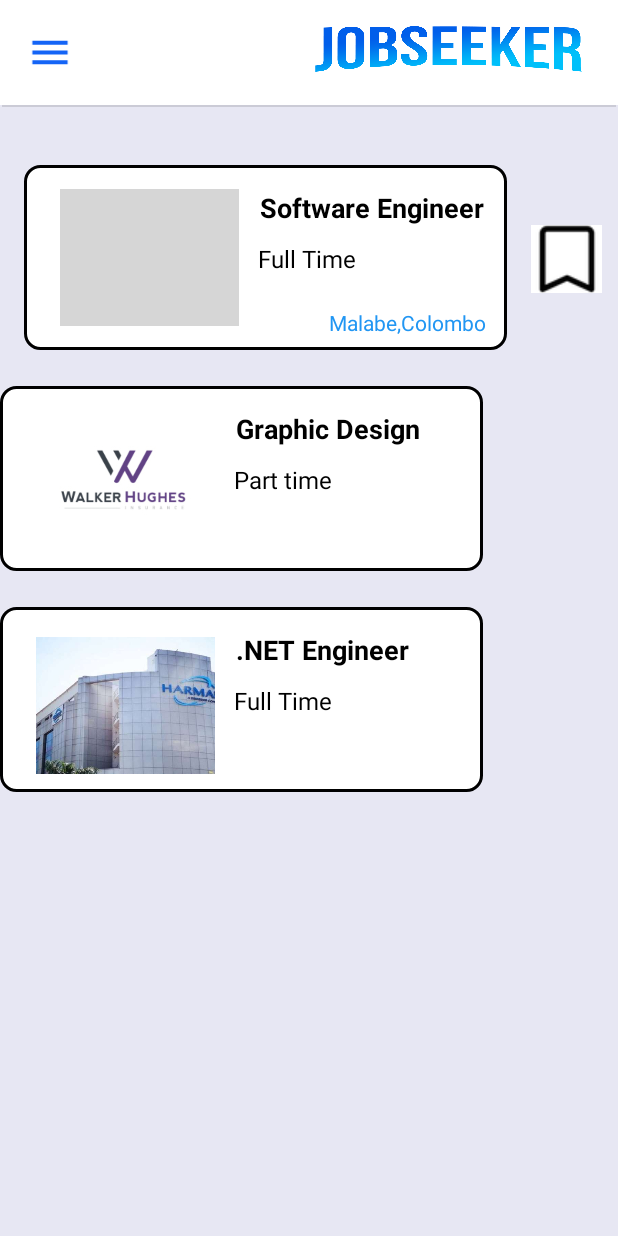
After one commit to akilakavinda99/JobSeeker, an Android app: the Homepage screen opened directly, with no data from a screen before it, on a phone screen of 412 x 824 dp. The commit adds this screen. Run offline under Robolectric (Android 15) with nearby library versions, the phone set to English and light mode, and no system bars; grey boxes are pictures that could not be loaded.

Commit message:
initial commit

```diff
--- a/app/src/main/AndroidManifest.xml
+++ b/app/src/main/AndroidManifest.xml
@@ -10,6 +10,9 @@
         android:supportsRtl="true"
         android:theme="@style/Theme.MySaved">
         <activity
+            android:name=".Homepage"
+            android:exported="true" />
+        <activity
             android:name=".SaveJobs"
             android:exported="true">
             <intent-filter>
--- /dev/null
+++ b/app/src/main/java/com/example/mysaved/Homepage.java
@@ -0,0 +1,14 @@
+package com.example.mysaved;
+
+import androidx.appcompat.app.AppCompatActivity;
+
+import android.os.Bundle;
+
+public class Homepage extends AppCompatActivity {
+
+    @Override
+    protected void onCreate(Bundle savedInstanceState) {
+        super.onCreate(savedInstanceState);
+        setContentView(R.layout.activity_homepage);
+    }
+}
--- a/app/src/main/res/drawable/ic_baseline_menu_24.xml
+++ b/app/src/main/res/drawable/ic_baseline_menu_24.xml
@@ -1,10 +1,5 @@
-<vector xmlns:android="http://schemas.android.com/apk/res/android"
-    android:width="24dp"
-    android:height="24dp"
-    android:viewportWidth="24"
-    android:viewportHeight="24"
-    android:tint="?attr/colorControlNormal">
-  <path
-      android:fillColor="@android:color/white"
-      android:pathData="M3,18h18v-2L3,16v2zM3,13h18v-2L3,11v2zM3,6v2h18L21,6L3,6z"/>
+<vector android:height="24dp" android:tint="#1464F6"
+    android:viewportHeight="24" android:viewportWidth="24"
+    android:width="24dp" xmlns:android="http://schemas.android.com/apk/res/android">
+    <path android:fillColor="@android:color/white" android:pathData="M3,18h18v-2L3,16v2zM3,13h18v-2L3,11v2zM3,6v2h18L21,6L3,6z"/>
 </vector>
--- /dev/null
+++ b/app/src/main/res/layout/activity_homepage.xml
@@ -0,0 +1,202 @@
+<?xml version="1.0" encoding="utf-8"?>
+<androidx.constraintlayout.widget.ConstraintLayout xmlns:android="http://schemas.android.com/apk/res/android"
+    xmlns:app="http://schemas.android.com/apk/res-auto"
+    xmlns:tools="http://schemas.android.com/tools"
+    android:layout_width="match_parent"
+    android:layout_height="match_parent"
+    android:background="#E7E7F3"
+    tools:context=".Homepage">
+
+    <include
+        android:id="@+id/include"
+        layout="@layout/toolbar1"
+        android:layout_width="414dp"
+        android:layout_height="70dp"
+        android:layout_marginEnd="2dp"
+        app:layout_constraintEnd_toEndOf="parent"
+        app:layout_constraintHorizontal_bias="0.5"
+        app:layout_constraintStart_toStartOf="parent"
+        app:layout_constraintTop_toTopOf="parent" />
+
+    <View
+        android:id="@+id/divider2"
+        android:layout_width="409dp"
+        android:layout_height="1dp"
+        android:layout_marginStart="1dp"
+        android:layout_marginEnd="1dp"
+        android:background="?android:attr/listDivider"
+        app:layout_constraintEnd_toEndOf="parent"
+        app:layout_constraintStart_toStartOf="parent"
+        app:layout_constraintTop_toBottomOf="@+id/include" />
+
+    <View
+        android:id="@+id/view"
+        android:layout_width="322dp"
+        android:layout_height="123dp"
+        android:layout_marginStart="16dp"
+        android:layout_marginTop="40dp"
+        android:background="@drawable/border1"
+        app:layout_constraintStart_toStartOf="parent"
+        app:layout_constraintTop_toBottomOf="@+id/include" />
+
+    <ImageView
+        android:id="@+id/imageView"
+        android:layout_width="119dp"
+        android:layout_height="91dp"
+        android:layout_marginStart="24dp"
+        android:layout_marginTop="8dp"
+        android:layout_marginBottom="8dp"
+        android:scaleType="centerCrop"
+        app:layout_constraintBottom_toBottomOf="@+id/view"
+        app:layout_constraintStart_toStartOf="@+id/view"
+        app:layout_constraintTop_toTopOf="@+id/view"
+        app:srcCompat="@drawable/company1" />
+
+    <ImageButton
+        android:id="@+id/imageButton"
+        android:layout_width="47dp"
+        android:layout_height="45dp"
+        android:layout_marginStart="16dp"
+        android:layout_marginTop="80dp"
+        android:layout_marginEnd="32dp"
+        android:background="#FFFFFF"
+        app:layout_constraintEnd_toEndOf="parent"
+        app:layout_constraintHorizontal_bias="0.0"
+        app:layout_constraintStart_toEndOf="@+id/view"
+        app:layout_constraintTop_toBottomOf="@+id/include"
+        app:srcCompat="@drawable/bookmark" />
+
+    <TextView
+        android:id="@+id/tv_job2"
+        android:layout_width="151dp"
+        android:layout_height="35dp"
+        android:layout_marginTop="16dp"
+        android:fontFamily="sans-serif"
+        android:text="@string/tv_job2"
+        android:textColor="#000000"
+        android:textSize="18sp"
+        android:textStyle="bold"
+        app:layout_constraintEnd_toEndOf="@+id/view"
+        app:layout_constraintStart_toEndOf="@+id/imageView"
+        app:layout_constraintTop_toTopOf="@+id/view" />
+
+    <TextView
+        android:id="@+id/tv_time2"
+        android:layout_width="84dp"
+        android:layout_height="32dp"
+        android:text="@string/tv_time2"
+        android:textColor="#000000"
+        android:textSize="16sp"
+        app:layout_constraintEnd_toEndOf="@+id/view"
+        app:layout_constraintHorizontal_bias="0.135"
+        app:layout_constraintStart_toEndOf="@+id/imageView"
+        app:layout_constraintTop_toBottomOf="@+id/tv_job2" />
+
+    <TextView
+        android:id="@+id/tv_location2"
+        android:layout_width="wrap_content"
+        android:layout_height="wrap_content"
+        android:layout_marginTop="12dp"
+        android:text="@string/tv_location2"
+        android:textColor="#2196F3"
+        app:layout_constraintEnd_toEndOf="@+id/view"
+        app:layout_constraintHorizontal_bias="0.808"
+        app:layout_constraintStart_toEndOf="@+id/imageView"
+        app:layout_constraintTop_toBottomOf="@+id/tv_time2" />
+
+    <View
+        android:id="@+id/view2"
+        android:layout_width="322dp"
+        android:layout_height="123dp"
+        android:layout_marginTop="24dp"
+        android:background="@drawable/border1"
+        app:layout_constraintTop_toBottomOf="@+id/view"
+        tools:layout_editor_absoluteX="16dp" />
+
+    <View
+        android:id="@+id/view3"
+        android:layout_width="322dp"
+        android:layout_height="123dp"
+        android:layout_marginTop="24dp"
+        android:background="@drawable/border1"
+        app:layout_constraintTop_toBottomOf="@+id/view2"
+        tools:layout_editor_absoluteX="16dp" />
+
+    <ImageView
+        android:id="@+id/imageView3"
+        android:layout_width="119dp"
+        android:layout_height="91dp"
+        android:layout_marginStart="24dp"
+        android:layout_marginTop="8dp"
+        android:layout_marginBottom="8dp"
+        android:scaleType="centerCrop"
+        app:layout_constraintBottom_toBottomOf="@+id/view2"
+        app:layout_constraintStart_toStartOf="@+id/view2"
+        app:layout_constraintTop_toTopOf="@+id/view2"
+        app:srcCompat="@drawable/company2"/>
+
+    <ImageView
+        android:id="@+id/imageView4"
+        android:layout_width="119dp"
+        android:layout_height="91dp"
+        android:layout_marginStart="24dp"
+        android:layout_marginTop="8dp"
+        android:scaleType="centerCrop"
+        app:layout_constraintBottom_toBottomOf="@+id/view3"
+        app:layout_constraintStart_toStartOf="@+id/view3"
+        app:layout_constraintTop_toTopOf="@+id/view3"
+        app:srcCompat="@drawable/company3"/>
+
+    <TextView
+        android:id="@+id/tv_job3"
+        android:layout_width="151dp"
+        android:layout_height="35dp"
+        android:layout_marginTop="16dp"
+        android:fontFamily="sans-serif"
+        android:text="@string/tv_job3"
+        android:textColor="#000000"
+        android:textSize="18sp"
+        android:textStyle="bold"
+        app:layout_constraintEnd_toEndOf="@+id/view2"
+        app:layout_constraintStart_toEndOf="@+id/imageView3"
+        app:layout_constraintTop_toTopOf="@+id/view2"/>
+
+    <TextView
+        android:id="@+id/tv_job4"
+        android:layout_width="151dp"
+        android:layout_height="35dp"
+        android:layout_marginTop="16dp"
+        android:fontFamily="sans-serif"
+        android:text="@string/tv_job4"
+        android:textColor="#000000"
+        android:textSize="18sp"
+        android:textStyle="bold"
+        app:layout_constraintEnd_toEndOf="@+id/view3"
+        app:layout_constraintStart_toEndOf="@+id/imageView4"
+        app:layout_constraintTop_toTopOf="@+id/view3"/>
+
+    <TextView
+        android:id="@+id/tv_time3"
+        android:layout_width="84dp"
+        android:layout_height="32dp"
+        android:text="@string/tv_time3"
+        android:textColor="#000000"
+        android:textSize="16sp"
+        app:layout_constraintEnd_toEndOf="@+id/view2"
+        app:layout_constraintHorizontal_bias="0.135"
+        app:layout_constraintStart_toEndOf="@+id/imageView3"
+        app:layout_constraintTop_toBottomOf="@+id/tv_job3" />
+
+    <TextView
+        android:id="@+id/tv_time4"
+        android:layout_width="84dp"
+        android:layout_height="32dp"
+        android:text="@string/tv_time4"
+        android:textColor="#000000"
+        android:textSize="16sp"
+        app:layout_constraintEnd_toEndOf="@+id/view3"
+        app:layout_constraintHorizontal_bias="0.135"
+        app:layout_constraintStart_toEndOf="@+id/imageView4"
+        app:layout_constraintTop_toBottomOf="@+id/tv_job4" />
+
+</androidx.constraintlayout.widget.ConstraintLayout>
--- a/app/src/main/res/values-night/themes.xml
+++ /dev/null
@@ -1,16 +0,0 @@
-<resources xmlns:tools="http://schemas.android.com/tools">
-    <!-- Base application theme. -->
-    <style name="Theme.MySaved" parent="Theme.MaterialComponents.DayNight.DarkActionBar">
-        <!-- Primary brand color. -->
-        <item name="colorPrimary">@color/purple_200</item>
-        <item name="colorPrimaryVariant">@color/purple_700</item>
-        <item name="colorOnPrimary">@color/black</item>
-        <!-- Secondary brand color. -->
-        <item name="colorSecondary">@color/teal_200</item>
-        <item name="colorSecondaryVariant">@color/teal_200</item>
-        <item name="colorOnSecondary">@color/black</item>
-        <!-- Status bar color. -->
-        <item name="android:statusBarColor" tools:targetApi="l">?attr/colorPrimaryVariant</item>
-        <!-- Customize your theme here. -->
-    </style>
-</resources>
--- a/app/src/main/res/values/strings.xml
+++ b/app/src/main/res/values/strings.xml
@@ -1,4 +1,5 @@
 <resources>
+    <!-- Damru's Strings-->
     <string name="app_name">My Saved</string>
     <string name="my_saved">My Saved</string>
     <string name="tv_allsaved">All Saved</string>
@@ -7,4 +8,11 @@
     <string name="tv_time">Full-time</string>
     <string name="tv_location">Malabe,Colombo</string>
     <string name="tv_title">My Saved Jobs</string>
+    <string name="tv_job2">Software Engineer</string>
+    <string name="tv_time2">Full Time</string>
+    <string name="tv_location2">Malabe,Colombo</string>
+    <string name="tv_job3">Graphic Design</string>
+    <string name="tv_job4">.NET Engineer</string>
+    <string name="tv_time3">Part time</string>
+    <string name="tv_time4">Full Time</string>
 </resources>
```
Also changed, not shown: app/src/main/res/drawable/bookmark.png (added), app/src/main/res/drawable/company2.jpg (added), app/src/main/res/drawable/company3.jpg (added).
